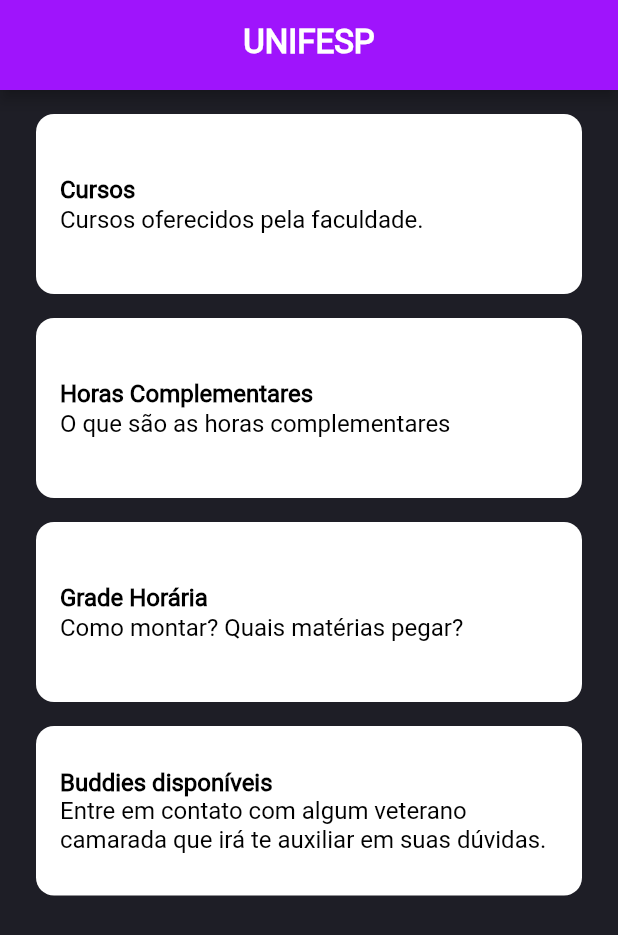
After one commit to Unimeet/Unimeet_Frontend, a Flutter app: the University screen opened by its route, on a phone screen of 412 x 824 dp. The commit adds this screen. Shown: the top 935 px of the screen. Run offline on Flutter 3.47's test engine with Material 2 defaults, Android fonts, the phone set to English and light mode, and no system bars; our stand-ins replace brasil_fields, flutter_secure_storage; missing offline and left inert: animated_widgets; accounts and stored records are empty.

Commit message:
feat: create university page and widgets

```diff
--- a/lib/src/app_widget.dart
+++ b/lib/src/app_widget.dart
@@ -6,6 +6,7 @@
 import 'package:unimeet/src/screens/Register/register_page.dart';
 import 'package:unimeet/src/screens/Profile/profile_page.dart';
 import 'package:unimeet/src/screens/RecoveryPassword/email_page.dart';
+import 'package:unimeet/src/screens/university/university_page.dart';
 
 class AppWidget extends StatelessWidget {
   const AppWidget({super.key});
@@ -22,7 +23,8 @@
         '/profile': (context) => const Profile(),
         '/auth': (context) => const VerfiyMfa(),
         '/password-recovery': (context) => const PasswordRecovery(),
-        '/create_profile': (context) => const CreateProfile()
+        '/create_profile': (context) => const CreateProfile(),
+        '/university': (context) => const University(),
       },
     );
   }
--- /dev/null
+++ b/lib/src/screens/University/university_page.dart
@@ -0,0 +1,44 @@
+import 'package:flutter/material.dart';
+import 'package:unimeet/src/widgets/custom_appbar.dart';
+import 'package:unimeet/src/screens/University/widgets/button.dart';
+
+class University extends StatelessWidget {
+  const University({super.key});
+
+  @override
+  Widget build(BuildContext context) {
+    return Scaffold(
+      backgroundColor: const Color(0xFF1E1E26),
+      appBar: const CustomAppBar(title: "UNIFESP"),
+      body: Container(
+        margin: const EdgeInsets.only(left: 24, right: 24),
+        child: ListView(
+          // ignore: prefer_const_literals_to_create_immutables
+          children: [
+            const SizedBox(height: 16),
+            const TwoTextsButton(
+              titleText: 'Cursos',
+              subTitleText: 'Cursos oferecidos pela faculdade.',
+            ),
+            const SizedBox(height: 16),
+            const TwoTextsButton(
+              titleText: 'Horas Complementares',
+              subTitleText: 'O que são as horas complementares',
+            ),
+            const SizedBox(height: 16),
+            const TwoTextsButton(
+              titleText: 'Grade Horária',
+              subTitleText: 'Como montar? Quais matérias pegar?',
+            ),
+            const SizedBox(height: 16),
+            const TwoTextsButton(
+              titleText: 'Buddies disponíveis',
+              subTitleText:
+                  'Entre em contato com algum veterano camarada que irá te auxiliar em suas dúvidas.',
+            ),
+          ],
+        ),
+      ),
+    );
+  }
+}
--- /dev/null
+++ b/lib/src/screens/University/widgets/button.dart
@@ -0,0 +1,32 @@
+import 'package:flutter/material.dart';
+import 'package:unimeet/src/screens/University/widgets/label_black_text.dart';
+import 'package:unimeet/src/screens/University/widgets/main_black_text.dart';
+
+class TwoTextsButton extends StatelessWidget {
+  const TwoTextsButton({
+    super.key,
+    required this.titleText,
+    required this.subTitleText,
+  });
+
+  final String titleText;
+  final String subTitleText;
+
+  @override
+  Widget build(BuildContext context) {
+    return TextButton(
+      onPressed: null,
+      style: TextButton.styleFrom(
+        backgroundColor: Colors.white,
+        padding: const EdgeInsets.only(bottom: 24, top: 24),
+        shape: RoundedRectangleBorder(
+          borderRadius: BorderRadius.circular(12),
+        ),
+      ),
+      child: ListTile(
+        title: MainBlackText(title: titleText),
+        subtitle: LabelBlackText(title: subTitleText),
+      ),
+    );
+  }
+}
--- /dev/null
+++ b/lib/src/screens/University/widgets/label_black_text.dart
@@ -0,0 +1,18 @@
+import 'package:flutter/cupertino.dart';
+
+class LabelBlackText extends StatelessWidget {
+  const LabelBlackText({super.key, required this.title});
+  final String title;
+
+  @override
+  Widget build(BuildContext context) {
+    return Text(
+      title,
+      style: const TextStyle(
+        color: Color.fromARGB(255, 0, 0, 0),
+        fontSize: 16,
+        fontWeight: FontWeight.normal,
+      ),
+    );
+  }
+}
--- /dev/null
+++ b/lib/src/screens/University/widgets/main_black_text.dart
@@ -0,0 +1,16 @@
+import 'package:flutter/cupertino.dart';
+
+class MainBlackText extends StatelessWidget {
+  const MainBlackText({super.key, required this.title});
+  final String title;
+
+  @override
+  Widget build(BuildContext context) {
+    return Text(title,
+        style: const TextStyle(
+          color: Color.fromARGB(255, 0, 0, 0),
+          fontSize: 16,
+          fontWeight: FontWeight.w600,
+        ));
+  }
+}
```
